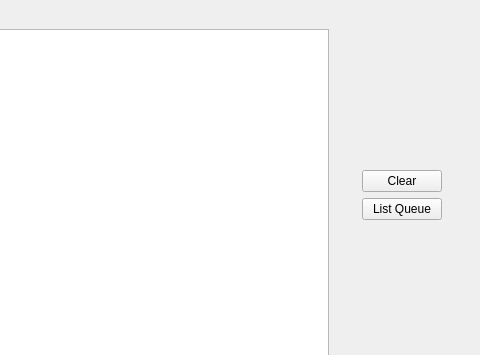
This is tablog.ui in A2-Collaboration-dev/GoAT_GUI as Qt 5 draws it before an edit; both pictures show x 117 to 597 and y 0 to 355 of the 597 by 492 pixel window. The edited form follows.
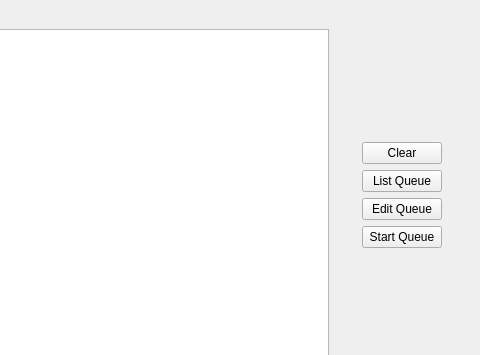
This is the edited form.

Commit message: Implemented Edit Queue List options, fixed Zooming buttons for Complete tab.

The edit to the form file:
```diff
--- a/tablog.ui
+++ b/tablog.ui
@@ -60,6 +60,20 @@
               </property>
              </widget>
             </item>
+            <item>
+             <widget class="QPushButton" name="buttonEditQueue">
+              <property name="text">
+               <string>Edit Queue</string>
+              </property>
+             </widget>
+            </item>
+            <item>
+             <widget class="QPushButton" name="buttonStartQueue">
+              <property name="text">
+               <string>Start Queue</string>
+              </property>
+             </widget>
+            </item>
            </layout>
           </widget>
          </item>
```
The commit also changes 10 other files.
